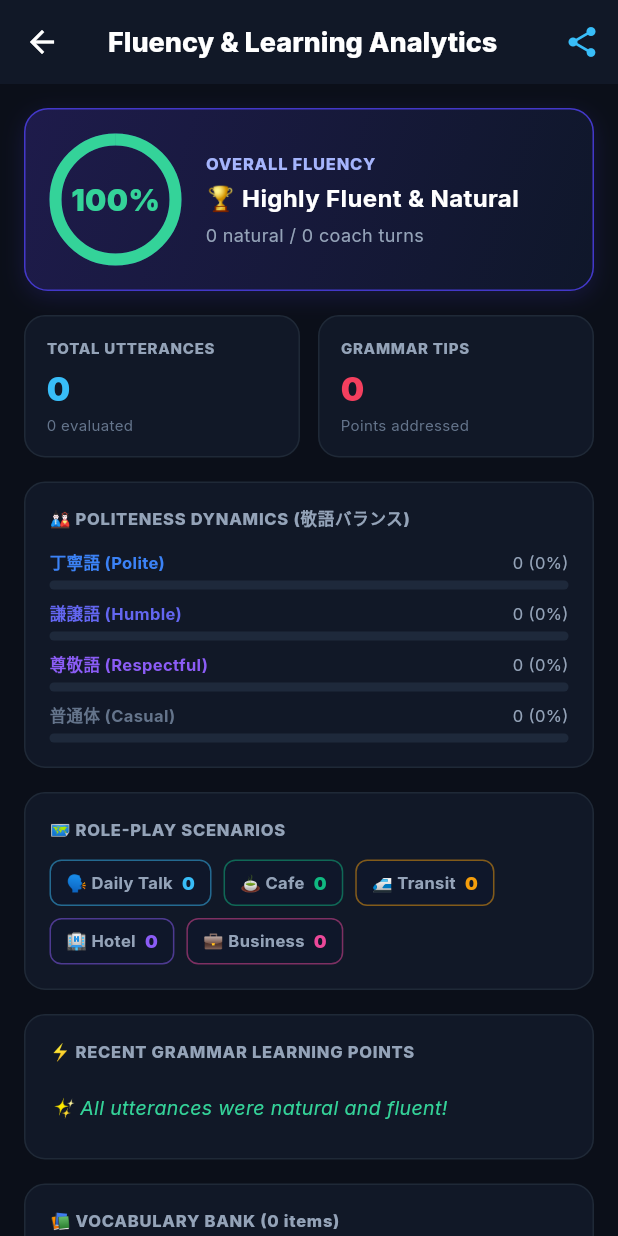
After one commit to SivaGaneshv1729/echobridge-translator, a Flutter app: the screen it shows after launch, after a tap on the "bar chart" icon, on a phone screen of 412 x 824 dp. The commit adds this screen. Run offline on Flutter 3.47's test engine with Material 3 defaults, Android fonts, the phone set to English and light mode, and no system bars; our stand-ins replace audioplayers, google_fonts; missing offline and left inert: record; statements that could not run were skipped.

Commit message:
feat: add Fluency & Learning Analytics Dashboard to desktop and mobile

```diff
--- /dev/null
+++ b/mobile/lib/ui/screens/analytics_screen.dart
@@ -0,0 +1,420 @@
+import 'package:flutter/material.dart';
+import 'package:flutter/services.dart';
+import '../../models/conversation_turn.dart';
+
+/// Modern Dark-Mode Fluency & Learning Analytics Screen for EchoBridge Mobile.
+class AnalyticsScreen extends StatelessWidget {
+  final List<ConversationTurn> history;
+
+  const AnalyticsScreen({Key? key, required this.history}) : super(key: key);
+
+  @override
+  Widget build(BuildContext context) {
+    final coachTurns = history.where((t) => t.isCoachTurn).toList();
+    final naturalTurns = coachTurns.where((t) => t.isNatural).length;
+    final needsCorrectionTurns = coachTurns.length - naturalTurns;
+
+    final fluencyScore = coachTurns.isEmpty
+        ? 100.0
+        : ((naturalTurns / coachTurns.length) * 100.0);
+
+    // Politeness distribution
+    int politeCount = 0;
+    int humbleCount = 0;
+    int respectfulCount = 0;
+    int casualCount = 0;
+
+    for (final t in coachTurns) {
+      final p = t.politenessLevel.toLowerCase();
+      if (t.politenessLevel.contains("謙譲") || p.contains("humble")) {
+        humbleCount++;
+      } else if (t.politenessLevel.contains("尊敬") || p.contains("respect") || p.contains("honorific")) {
+        respectfulCount++;
+      } else if (t.politenessLevel.contains("丁寧") || p.contains("polite")) {
+        politeCount++;
+      } else {
+        casualCount++;
+      }
+    }
+
+    final totalPolite = (politeCount + humbleCount + respectfulCount + casualCount);
+    final politeDiv = totalPolite == 0 ? 1 : totalPolite;
+
+    // Scenario distribution
+    final Map<String, int> scenarioCounts = {
+      'free_talk': 0,
+      'cafe': 0,
+      'transit': 0,
+      'hotel': 0,
+      'business': 0,
+    };
+    for (final t in coachTurns) {
+      final sc = t.scenarioId.isEmpty ? 'free_talk' : t.scenarioId;
+      scenarioCounts[sc] = (scenarioCounts[sc] ?? 0) + 1;
+    }
+
+    // Vocabulary collected
+    final Set<String> vocabSet = {};
+    for (final t in coachTurns) {
+      for (final v in t.vocabularyTips) {
+        if (v.trim().isNotEmpty) vocabSet.add(v.trim());
+      }
+    }
+
+    // Grammar tips
+    final grammarCorrections = coachTurns
+        .where((t) => !t.isNatural || (t.suggestedCorrection.isNotEmpty && t.suggestedCorrection != t.originalText))
+        .toList();
+
+    final scoreColor = fluencyScore >= 80
+        ? const Color(0xFF34D399)
+        : (fluencyScore >= 60 ? const Color(0xFFFBBF24) : const Color(0xFFF87171));
+
+    return Scaffold(
+      backgroundColor: const Color(0xFF0B0F19),
+      appBar: AppBar(
+        backgroundColor: const Color(0xFF111827),
+        elevation: 0,
+        title: const Text(
+          "Fluency & Learning Analytics",
+          style: TextStyle(fontWeight: FontWeight.w800, fontSize: 18, color: Colors.white),
+        ),
+        actions: [
+          IconButton(
+            icon: const Icon(Icons.share_rounded, color: Color(0xFF38BDF8)),
+            tooltip: "Share Report",
+            onPressed: () {
+              final report = _generateReport(fluencyScore, coachTurns.length, naturalTurns, needsCorrectionTurns, politeCount, humbleCount, respectfulCount, casualCount, vocabSet);
+              Clipboard.setData(ClipboardData(text: report));
+              ScaffoldMessenger.of(context).showSnackBar(
+                const SnackBar(content: Text("Analytics report copied to clipboard!")),
+              );
+            },
+          ),
+        ],
+      ),
+      body: ListView(
+        padding: const EdgeInsets.all(16),
+        children: [
+          // 1. Overall Fluency Hero Card
+          Container(
+            padding: const EdgeInsets.all(20),
+            decoration: BoxDecoration(
+              gradient: LinearGradient(
+                colors: [const Color(0xFF1E1B4B), const Color(0xFF0F172A)],
+                begin: Alignment.topLeft,
+                end: Alignment.bottomRight,
+              ),
+              borderRadius: BorderRadius.circular(16),
+              border: Border.all(color: const Color(0xFF4338CA)),
+              boxShadow: [
+                BoxShadow(
+                  color: const Color(0xFF4338CA).withOpacity(0.2),
+                  blurRadius: 12,
+                  offset: const Offset(0, 4),
+                ),
+              ],
+            ),
+            child: Row(
+              children: [
+                // Circular Gauge
+                Stack(
+                  alignment: Alignment.center,
+                  children: [
+                    SizedBox(
+                      width: 80,
+                      height: 80,
+                      child: CircularProgressIndicator(
+                        value: fluencyScore / 100.0,
+                        strokeWidth: 8,
+                        backgroundColor: const Color(0xFF312E81),
+                        valueColor: AlwaysStoppedAnimation<Color>(scoreColor),
+                      ),
+                    ),
+                    Text(
+                      "${fluencyScore.toStringAsFixed(0)}%",
+                      style: TextStyle(
+                        fontSize: 20,
+                        fontWeight: FontWeight.w900,
+                        color: scoreColor,
+                      ),
+                    ),
+                  ],
+                ),
+                const SizedBox(width: 20),
+                Expanded(
+                  child: Column(
+                    crossAxisAlignment: CrossAxisAlignment.start,
+                    children: [
+                      const Text(
+                        "OVERALL FLUENCY",
+                        style: TextStyle(color: Color(0xFFA5B4FC), fontSize: 11, fontWeight: FontWeight.w800, letterSpacing: 0.5),
+                      ),
+                      const SizedBox(height: 4),
+                      Text(
+                        fluencyScore >= 80 ? "🏆 Highly Fluent & Natural" : (fluencyScore >= 60 ? "⚡ Good Progress" : "🌱 Needs Practice"),
+                        style: const TextStyle(color: Colors.white, fontSize: 16, fontWeight: FontWeight.bold),
+                      ),
+                      const SizedBox(height: 4),
+                      Text(
+                        "$naturalTurns natural / ${coachTurns.length} coach turns",
+                        style: const TextStyle(color: Color(0xFF94A3B8), fontSize: 12),
+                      ),
+                    ],
+                  ),
+                ),
+              ],
+            ),
+          ),
+
+          const SizedBox(height: 16),
+
+          // 2. Metrics Grid
+          Row(
+            children: [
+              Expanded(
+                child: _buildMetricTile("TOTAL UTTERANCES", "${history.length}", "${coachTurns.length} evaluated", const Color(0xFF38BDF8)),
+              ),
+              const SizedBox(width: 12),
+              Expanded(
+                child: _buildMetricTile("GRAMMAR TIPS", "$needsCorrectionTurns", "Points addressed", const Color(0xFFF43F5E)),
+              ),
+            ],
+          ),
+
+          const SizedBox(height: 16),
+
+          // 3. Politeness & Keigo Balance Card
+          Container(
+            padding: const EdgeInsets.all(16),
+            decoration: BoxDecoration(
+              color: const Color(0xFF111827),
+              borderRadius: BorderRadius.circular(14),
+              border: Border.all(color: const Color(0xFF1F2937)),
+            ),
+            child: Column(
+              crossAxisAlignment: CrossAxisAlignment.start,
+              children: [
+                const Text(
+                  "🎎 POLITENESS DYNAMICS (敬語バランス)",
+                  style: TextStyle(color: Color(0xFF94A3B8), fontSize: 11, fontWeight: FontWeight.w800, letterSpacing: 0.5),
+                ),
+                const SizedBox(height: 12),
+                _buildPoliteBar("丁寧語 (Polite)", politeCount, politeDiv, const Color(0xFF3B82F6)),
+                const SizedBox(height: 8),
+                _buildPoliteBar("謙譲語 (Humble)", humbleCount, politeDiv, const Color(0xFF6366F1)),
+                const SizedBox(height: 8),
+                _buildPoliteBar("尊敬語 (Respectful)", respectfulCount, politeDiv, const Color(0xFF8B5CF6)),
+                const SizedBox(height: 8),
+                _buildPoliteBar("普通体 (Casual)", casualCount, politeDiv, const Color(0xFF64748B)),
+              ],
+            ),
+          ),
+
+          const SizedBox(height: 16),
+
+          // 4. Role-Play Scenario Distribution
+          Container(
+            padding: const EdgeInsets.all(16),
+            decoration: BoxDecoration(
+              color: const Color(0xFF111827),
+              borderRadius: BorderRadius.circular(14),
+              border: Border.all(color: const Color(0xFF1F2937)),
+            ),
+            child: Column(
+              crossAxisAlignment: CrossAxisAlignment.start,
+              children: [
+                const Text(
+                  "🗺️ ROLE-PLAY SCENARIOS",
+                  style: TextStyle(color: Color(0xFF94A3B8), fontSize: 11, fontWeight: FontWeight.w800, letterSpacing: 0.5),
+                ),
+                const SizedBox(height: 12),
+                Wrap(
+                  spacing: 8,
+                  runSpacing: 8,
+                  children: [
+                    _buildScenarioBadge("🗣️ Daily Talk", scenarioCounts['free_talk'] ?? 0, const Color(0xFF38BDF8)),
+                    _buildScenarioBadge("🍵 Cafe", scenarioCounts['cafe'] ?? 0, const Color(0xFF10B981)),
+                    _buildScenarioBadge("🚅 Transit", scenarioCounts['transit'] ?? 0, const Color(0xFFF59E0B)),
+                    _buildScenarioBadge("🏨 Hotel", scenarioCounts['hotel'] ?? 0, const Color(0xFF8B5CF6)),
+                    _buildScenarioBadge("💼 Business", scenarioCounts['business'] ?? 0, const Color(0xFFEC4899)),
+                  ],
+                ),
+              ],
+            ),
+          ),
+
+          const SizedBox(height: 16),
+
+          // 5. Recent Grammar Corrections
+          Container(
+            padding: const EdgeInsets.all(16),
+            decoration: BoxDecoration(
+              color: const Color(0xFF111827),
+              borderRadius: BorderRadius.circular(14),
+              border: Border.all(color: const Color(0xFF1F2937)),
+            ),
+            child: Column(
+              crossAxisAlignment: CrossAxisAlignment.start,
+              children: [
+                const Text(
+                  "⚡ RECENT GRAMMAR LEARNING POINTS",
+                  style: TextStyle(color: Color(0xFF94A3B8), fontSize: 11, fontWeight: FontWeight.w800, letterSpacing: 0.5),
+                ),
+                const SizedBox(height: 12),
+                if (grammarCorrections.isEmpty)
+                  const Padding(
+                    padding: EdgeInsets.symmetric(vertical: 8),
+                    child: Text(
+                      "✨ All utterances were natural and fluent!",
+                      style: TextStyle(color: Color(0xFF34D399), fontSize: 13, fontStyle: FontStyle.italic),
+                    ),
+                  )
+                else
+                  ...grammarCorrections.take(4).map((t) => Container(
+                        margin: const EdgeInsets.only(bottom: 8),
+                        padding: const EdgeInsets.all(10),
+                        decoration: BoxDecoration(
+                          color: const Color(0xFF0F172A),
+                          borderRadius: BorderRadius.circular(8),
+                          border: Border.all(color: const Color(0xFF1E293B)),
+                        ),
+                        child: Column(
+                          crossAxisAlignment: CrossAxisAlignment.start,
+                          children: [
+                            Text("• You: \"${t.originalText}\"", style: const TextStyle(color: Color(0xFFF87171), fontSize: 12)),
+                            const SizedBox(height: 2),
+                            Text("  Suggested: \"${t.suggestedCorrection}\"", style: const TextStyle(color: Color(0xFF34D399), fontSize: 12, fontWeight: FontWeight.bold)),
+                            if (t.grammarNotes.isNotEmpty) ...[
+                              const SizedBox(height: 2),
+                              Text("  Note: ${t.grammarNotes}", style: const TextStyle(color: Color(0xFF94A3B8), fontSize: 11, fontStyle: FontStyle.italic)),
+                            ],
+                          ],
+                        ),
+                      )),
+              ],
+            ),
+          ),
+
+          const SizedBox(height: 16),
+
+          // 6. Vocabulary Bank
+          Container(
+            padding: const EdgeInsets.all(16),
+            decoration: BoxDecoration(
+              color: const Color(0xFF111827),
+              borderRadius: BorderRadius.circular(14),
+              border: Border.all(color: const Color(0xFF1F2937)),
+            ),
+            child: Column(
+              crossAxisAlignment: CrossAxisAlignment.start,
+              children: [
+                Text(
+                  "📚 VOCABULARY BANK (${vocabSet.length} items)",
+                  style: const TextStyle(color: Color(0xFF94A3B8), fontSize: 11, fontWeight: FontWeight.w800, letterSpacing: 0.5),
+                ),
+                const SizedBox(height: 12),
+                if (vocabSet.isEmpty)
+                  const Text(
+                    "No vocabulary collected yet. Speak with the AI Coach to build your bank!",
+                    style: TextStyle(color: Color(0xFF64748B), fontSize: 12, fontStyle: FontStyle.italic),
+                  )
+                else
+                  Wrap(
+                    spacing: 6,
+                    runSpacing: 6,
+                    children: vocabSet.take(12).map((v) => Container(
+                          padding: const EdgeInsets.symmetric(horizontal: 10, vertical: 5),
+                          decoration: BoxDecoration(
+                            color: const Color(0xFF1E1B4B),
+                            borderRadius: BorderRadius.circular(8),
+                            border: Border.all(color: const Color(0xFF4338CA)),
+                          ),
+                          child: Text(
+                            "💡 $v",
+                            style: const TextStyle(color: Color(0xFFC7D2FE), fontSize: 11, fontWeight: FontWeight.bold),
+                          ),
+                        )).toList(),
+                  ),
+              ],
+            ),
+          ),
+        ],
+      ),
+    );
+  }
+
+  Widget _buildMetricTile(String title, String val, String sub, Color color) {
+    return Container(
+      padding: const EdgeInsets.all(14),
+      decoration: BoxDecoration(
+        color: const Color(0xFF111827),
+        borderRadius: BorderRadius.circular(14),
+        border: Border.all(color: const Color(0xFF1F2937)),
+      ),
+      child: Column(
+        crossAxisAlignment: CrossAxisAlignment.start,
+        children: [
+          Text(title, style: const TextStyle(color: Color(0xFF94A3B8), fontSize: 10, fontWeight: FontWeight.w800, letterSpacing: 0.5)),
+          const SizedBox(height: 4),
+          Text(val, style: TextStyle(color: color, fontSize: 22, fontWeight: FontWeight.w900)),
+          const SizedBox(height: 2),
+          Text(sub, style: const TextStyle(color: Color(0xFF64748B), fontSize: 10)),
+        ],
+      ),
+    );
+  }
+
+  Widget _buildPoliteBar(String label, int count, int total, Color color) {
+    final pct = (count / total * 100).round();
+    return Column(
+      crossAxisAlignment: CrossAxisAlignment.start,
+      children: [
+        Row(
+          mainAxisAlignment: MainAxisAlignment.spaceBetween,
+          children: [
+            Text(label, style: TextStyle(color: color, fontSize: 11, fontWeight: FontWeight.bold)),
+            Text("$count ($pct%)", style: const TextStyle(color: Color(0xFF94A3B8), fontSize: 11)),
+          ],
+        ),
+        const SizedBox(height: 4),
+        LinearProgressIndicator(
+          value: count / total,
+          backgroundColor: const Color(0xFF1E293B),
+          valueColor: AlwaysStoppedAnimation<Color>(color),
+          minHeight: 6,
+          borderRadius: BorderRadius.circular(4),
+        ),
+      ],
+    );
+  }
+
+  Widget _buildScenarioBadge(String label, int count, Color color) {
+    return Container(
+      padding: const EdgeInsets.symmetric(horizontal: 10, vertical: 6),
+      decoration: BoxDecoration(
+        color: const Color(0xFF0F172A),
+        borderRadius: BorderRadius.circular(8),
+        border: Border.all(color: color.withOpacity(0.5)),
+      ),
+      child: Row(
+        mainAxisSize: MainAxisSize.min,
+        children: [
+          Text(label, style: const TextStyle(color: Color(0xFF94A3B8), fontSize: 11, fontWeight: FontWeight.bold)),
+          const SizedBox(width: 6),
+          Text("$count", style: TextStyle(color: color, fontSize: 12, fontWeight: FontWeight.w900)),
+        ],
+      ),
+    );
+  }
+
+  String _generateReport(double score, int coachTotal, int natural, int corrections, int polite, int humble, int respectful, int casual, Set<String> vocab) {
+    return """
+# 📊 EchoBridge Fluency Report
+• Overall Fluency: ${score.toStringAsFixed(1)}%
+• Utterances: $coachTotal ($natural natural / $corrections corrections)
+• Politeness: Polite: $polite | Humble: $humble | Respectful: $respectful | Casual: $casual
+• Mastered Vocabulary: ${vocab.join(', ')}
+""";
+  }
+}
--- a/mobile/lib/ui/screens/conversation_screen.dart
+++ b/mobile/lib/ui/screens/conversation_screen.dart
@@ -6,6 +6,7 @@ import '../widgets/chat_bubble.dart';
 import '../widgets/coaching_bubble.dart';
 import '../widgets/export_dialog.dart';
 import 'settings_screen.dart';
+import 'analytics_screen.dart';
 
 /// Main conversational screen for EchoBridge Mobile.
 class ConversationScreen extends StatefulWidget {
@@ -95,6 +96,16 @@ class _ConversationScreenState extends State<ConversationScreen> {
           ],
         ),
         actions: [
+          IconButton(
+            icon: const Icon(Icons.bar_chart_rounded, color: Color(0xFF38BDF8)),
+            tooltip: "Fluency & Analytics",
+            onPressed: () {
+              Navigator.push(
+                context,
+                MaterialPageRoute(builder: (_) => AnalyticsScreen(history: _history)),
+              );
+            },
+          ),
           IconButton(
             icon: const Icon(Icons.download_rounded, color: Color(0xFF94A3B8)),
             tooltip: "Export Transcript",
```
Also changed, not shown: 4 other files.
